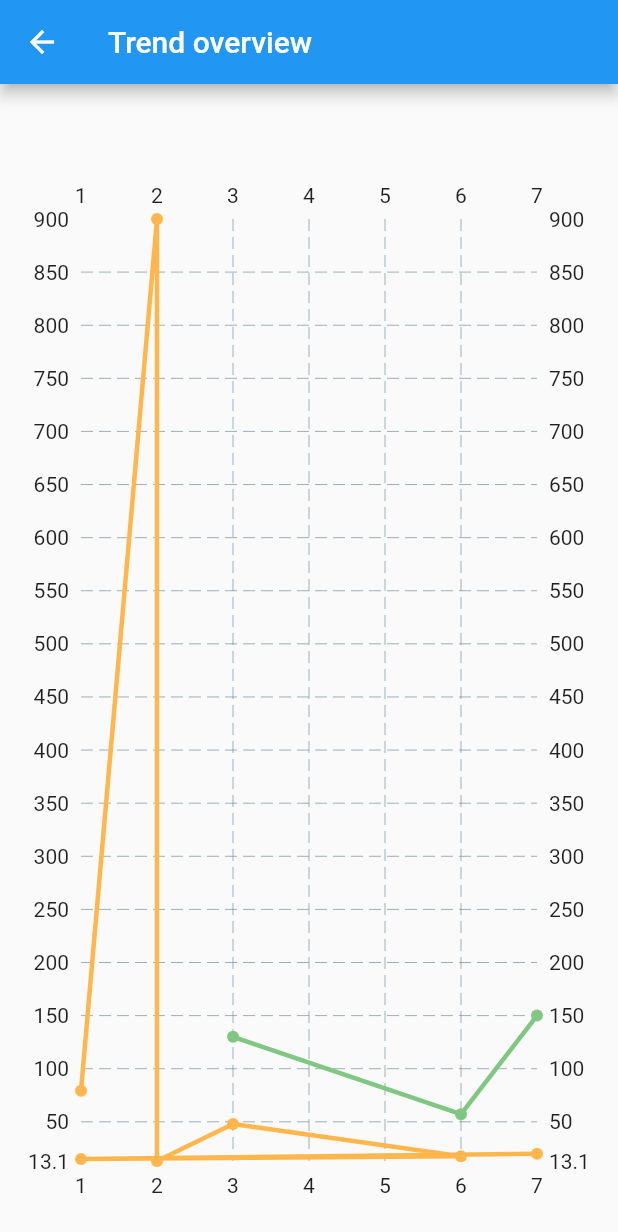
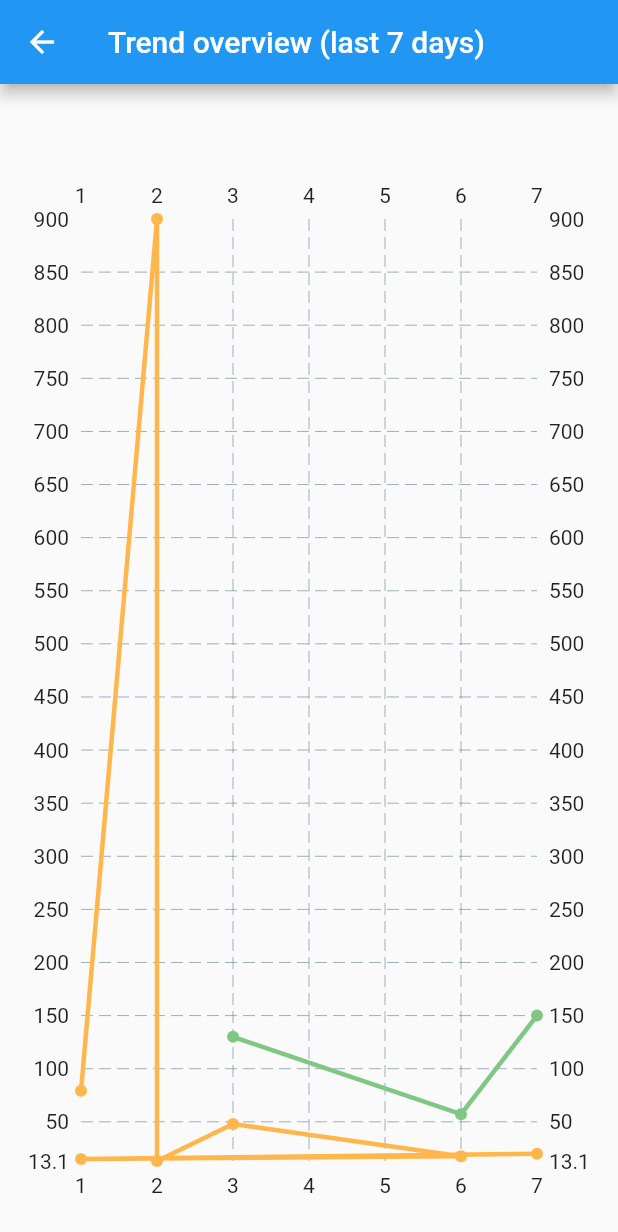
Before and after one commit to Petar81/Track-Bank-Expenses, a Flutter app: the Trend screen opened directly, on a phone screen of 412 x 824 dp. Shown: the top 1232 px of the screen. Run offline on Flutter 3.47's test engine with Material 2 defaults, Android fonts, the phone set to English and light mode, and no system bars; drawn by our look-alikes of fl_chart; our stand-ins replace charts_flutter, firebase_core, firebase_database; accounts and stored records are empty.

Commit message:
update the trend screen appBar title

```diff
--- a/lib/screens/trend.dart
+++ b/lib/screens/trend.dart
@@ -13,7 +13,7 @@ class _TrendState extends State<Trend> {
   Widget build(BuildContext context) {
     return Scaffold(
       appBar: AppBar(
-        title: const Text('Trend overview'),
+        title: const Text('Trend overview (last 7 days)'),
       ),
       body: Center(
         child: Padding(
```
